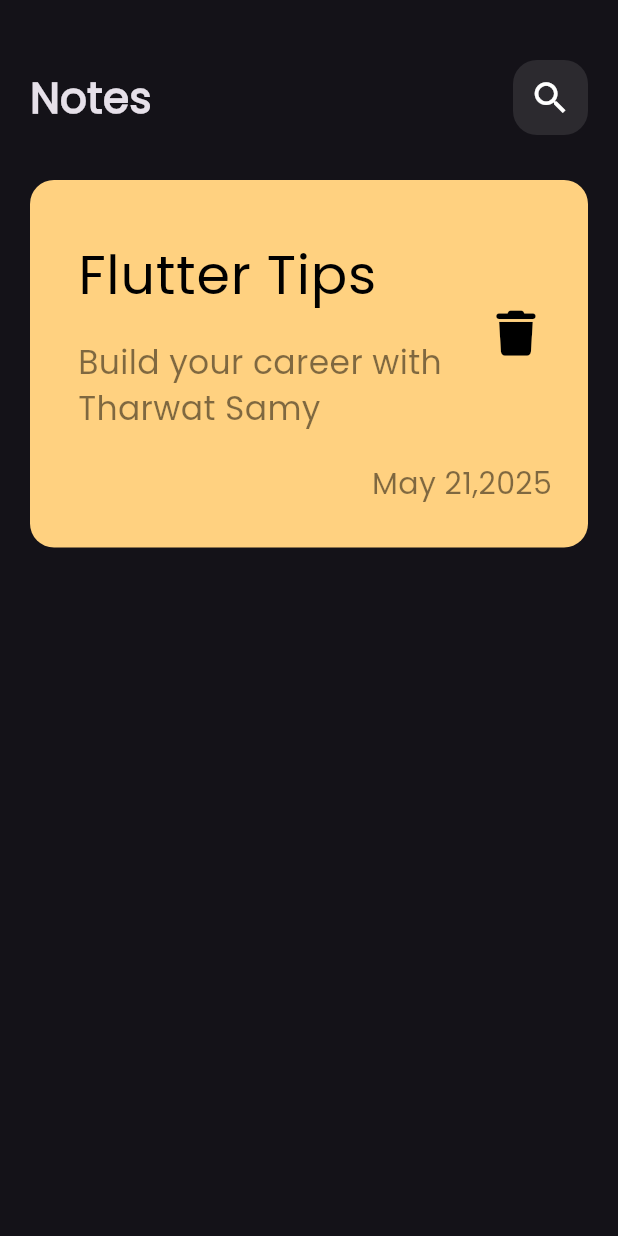
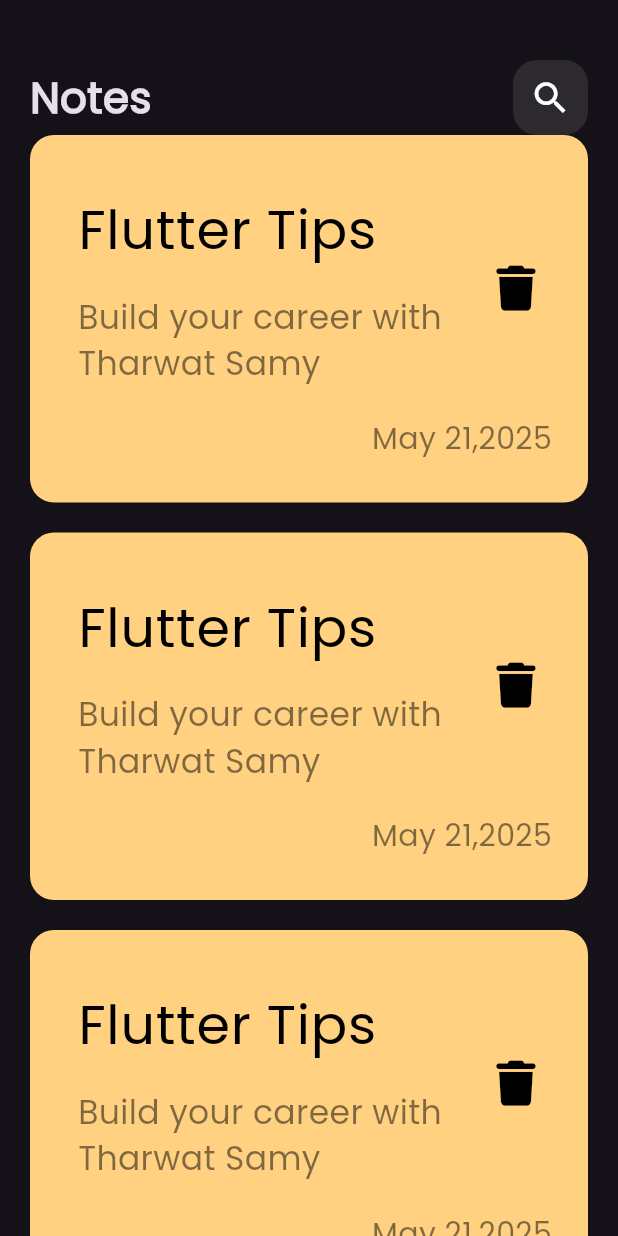
Before and after one commit to hebasalhien/notes_app, a Flutter app: the screen it shows after launch, on a phone screen of 412 x 824 dp. Run offline on Flutter 3.47's test engine with Material 3 defaults, Android fonts, the phone set to English and light mode, and no system bars; our stand-ins replace font_awesome_flutter.

Commit message:
create notes list view

```diff
--- a/lib/widgets/custom_note_item.dart
+++ b/lib/widgets/custom_note_item.dart
@@ -13,7 +13,6 @@ class CustomNoteItem extends StatelessWidget {
       ),
       child: Column(
         crossAxisAlignment: CrossAxisAlignment.end,
-
         children: [
           ListTile(
             title: Text('Flutter Tips', style: TextStyle(fontSize: 36)),
--- /dev/null
+++ b/lib/widgets/notes_list_view.dart
@@ -0,0 +1,18 @@
+import 'package:flutter/material.dart';
+import 'package:notes_app/widgets/custom_note_item.dart';
+
+class NotesListView extends StatelessWidget {
+  const NotesListView({super.key});
+  @override
+  Widget build(BuildContext context) {
+    return ListView.builder(
+      itemBuilder: (context, index) {
+        return Padding(
+          padding: const EdgeInsets.only(bottom: 20),
+          child: const CustomNoteItem(),
+        );
+      },
+      itemCount: 10,
+    );
+  }
+}
--- a/lib/widgets/notes_view_body.dart
+++ b/lib/widgets/notes_view_body.dart
@@ -1,6 +1,6 @@
 import 'package:flutter/material.dart';
 import 'package:notes_app/widgets/custom_app_bar.dart';
-import 'package:notes_app/widgets/custom_note_item.dart';
+import 'package:notes_app/widgets/notes_list_view.dart';
 
 class NotesViewBody extends StatelessWidget {
   const NotesViewBody({super.key});
@@ -10,8 +10,11 @@ class NotesViewBody extends StatelessWidget {
     return Padding(
       padding: const EdgeInsets.symmetric(horizontal: 20),
       child: Column(
-        spacing: 30,
-        children: [SizedBox(height: 10), CustomAppBar(), CustomNoteItem()],
+        children: [
+          SizedBox(height: 40),
+          CustomAppBar(),
+          Expanded(child: NotesListView()),
+        ],
       ),
     );
   }
```
